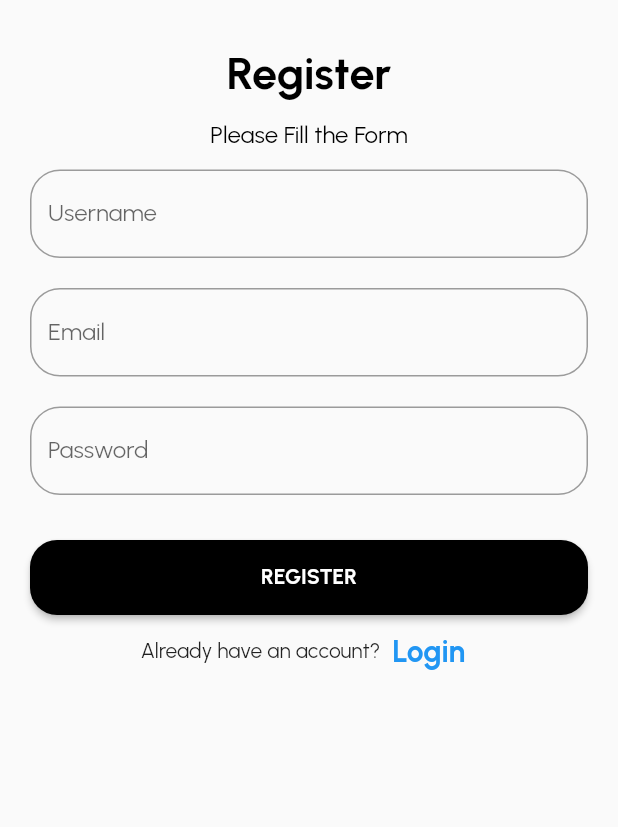
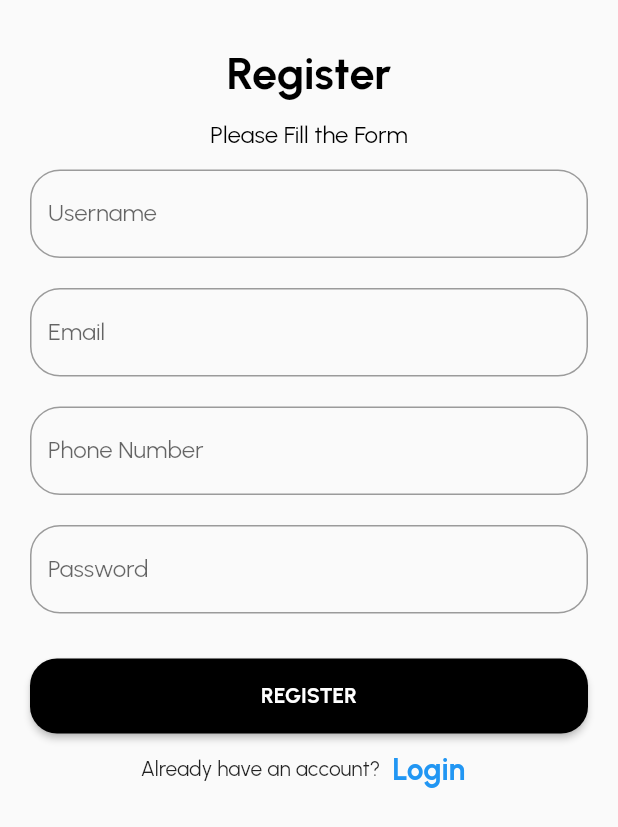
Before and after one commit to muhammadroyhan/final_project, a Flutter app: the SignupPage screen opened directly, on a phone screen of 412 x 824 dp. Shown: the top 827 px of the screen. Run offline on Flutter 3.47's test engine with Material 2 defaults, Android fonts, the phone set to English and light mode, and no system bars; our stand-ins replace firebase_core, google_fonts, unicons; accounts and stored records are empty.

Commit message:
add phone number input in signup page.

```diff
--- a/lib/views/signupPage.dart
+++ b/lib/views/signupPage.dart
@@ -10,6 +10,7 @@ class SignupPage extends StatelessWidget {
 
   TextEditingController nameController = TextEditingController();
   TextEditingController emailController = TextEditingController();
+  TextEditingController phoneNumberController = TextEditingController();
   TextEditingController passwordController = TextEditingController();
   TextEditingController confirmpasswordController = TextEditingController();
 
@@ -65,6 +66,19 @@ class SignupPage extends StatelessWidget {
                     borderRadius: BorderRadius.circular(20),
                   ),
                   labelText: 'Email',
+                  labelStyle: GoogleFonts.urbanist(),
+                ),
+              ),
+            ),
+            Container(
+              padding: EdgeInsets.all(10),
+              child: TextField(
+                controller: phoneNumberController,
+                decoration: InputDecoration(
+                  border: OutlineInputBorder(
+                    borderRadius: BorderRadius.circular(20),
+                  ),
+                  labelText: 'Phone Number',
                   labelStyle: GoogleFonts.urbanist(),
                 ),
               ),
```
